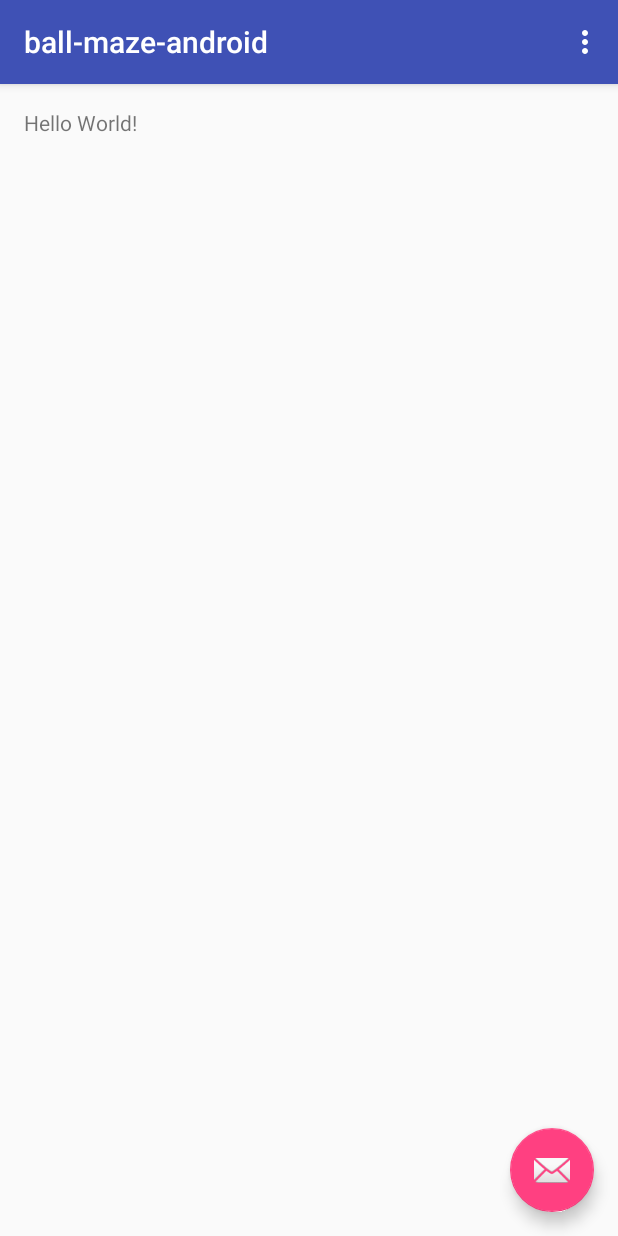
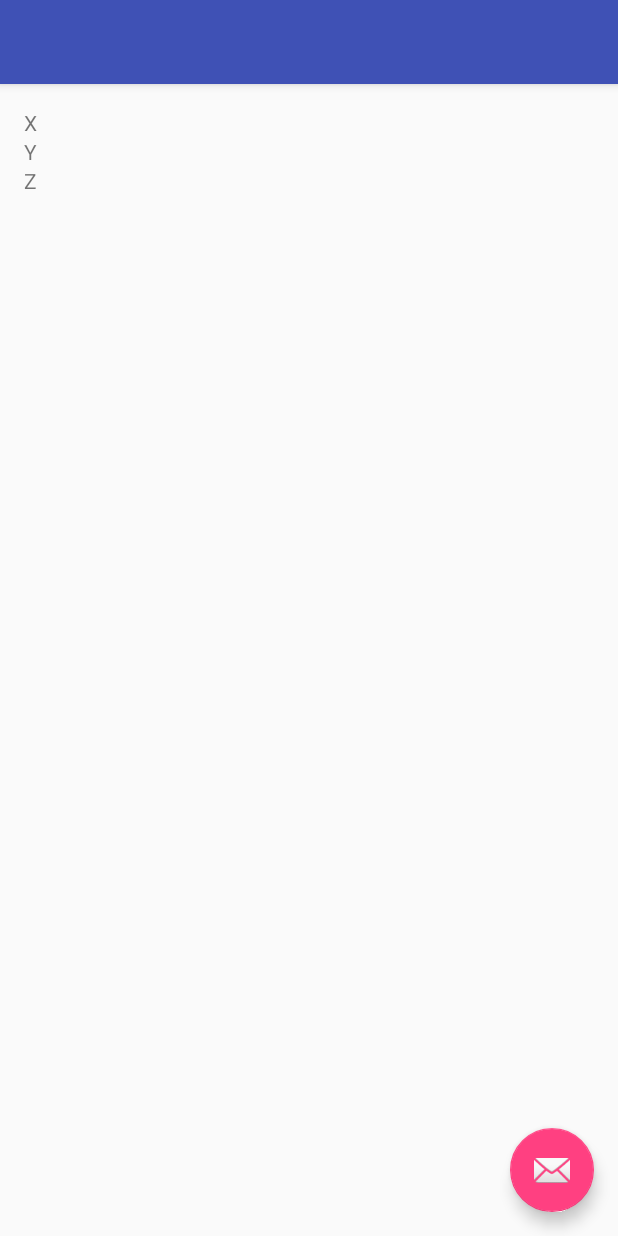
Before and after one commit to MatheusPinheiro23/ball-maze-android, an Android app: the screen it shows after launch (MainActivity), on a phone screen of 412 x 824 dp. Run offline under Robolectric (Android 15) with nearby library versions, the phone set to English and light mode, and no system bars.

Commit message:
Commit projeto inicial2

```diff
--- a/app/src/main/java/br/edu/ifsp/sbv/ball_maze_android/MainActivity.java
+++ b/app/src/main/java/br/edu/ifsp/sbv/ball_maze_android/MainActivity.java
@@ -1,5 +1,11 @@
 package br.edu.ifsp.sbv.ball_maze_android;
 
+import android.content.Context;
+import android.hardware.Sensor;
+import android.hardware.SensorEvent;
+import android.hardware.SensorEventListener;
+import android.hardware.SensorManager;
+import android.net.Uri;
 import android.os.Bundle;
 import android.support.design.widget.FloatingActionButton;
 import android.support.design.widget.Snackbar;
@@ -8,25 +14,80 @@ import android.support.v7.widget.Toolbar;
 import android.view.View;
 import android.view.Menu;
 import android.view.MenuItem;
+import android.widget.TextView;
 
-public class MainActivity extends AppCompatActivity {
+import java.util.List;
+
+public class MainActivity extends AppCompatActivity implements SensorEventListener {
+
+    private SensorManager mSensorManager;
+    private Sensor mSensor;
+
+    private float gravity[] = new float[3];
+    private float linear_acceleration[] = new float[3];
+
+    private TextView x;
+    private TextView y;
+    private TextView z;
 
     @Override
     protected void onCreate(Bundle savedInstanceState) {
         super.onCreate(savedInstanceState);
         setContentView(R.layout.activity_main);
-        Toolbar toolbar = (Toolbar) findViewById(R.id.toolbar);
-        setSupportActionBar(toolbar);
+        //Toolbar toolbar = (Toolbar) findViewById(R.id.toolbar);
+        //setSupportActionBar(toolbar);
 
-        FloatingActionButton fab = (FloatingActionButton) findViewById(R.id.fab);
+        /*FloatingActionButton fab = (FloatingActionButton) findViewById(R.id.fab);
         fab.setOnClickListener(new View.OnClickListener() {
             @Override
             public void onClick(View view) {
                 Snackbar.make(view, "Replace with your own action", Snackbar.LENGTH_LONG)
                         .setAction("Action", null).show();
             }
-        });
+        });*/
+
+        mSensorManager = (SensorManager) getSystemService(Context.SENSOR_SERVICE);
+        if (mSensorManager.getDefaultSensor(Sensor.TYPE_ACCELEROMETER) != null) {
+            // Tem acelerometro
+            mSensor = mSensorManager.getDefaultSensor(Sensor.TYPE_ACCELEROMETER);
+
+        } else {
+            // Nao tem acelerometro
+        }
+
+        x = (TextView) findViewById(R.id.textViewX);
+        y = (TextView) findViewById(R.id.textViewY);
+        z = (TextView) findViewById(R.id.textViewZ);
     }
+
+    @Override
+    public final void onAccuracyChanged(Sensor sensor, int accuracy) {
+        // Do something here if sensor accuracy changes.
+    }
+
+    @Override
+    public final void onSensorChanged(SensorEvent event) {
+        // In this example, alpha is calculated as t / (t + dT),
+        // where t is the low-pass filter's time-constant and
+        // dT is the event delivery rate.
+
+        final float alpha = 0.8f;
+
+        // Isolate the force of gravity with the low-pass filter.
+        gravity[0] = alpha * gravity[0] + (1 - alpha) * event.values[0];
+        gravity[1] = alpha * gravity[1] + (1 - alpha) * event.values[1];
+        gravity[2] = alpha * gravity[2] + (1 - alpha) * event.values[2];
+
+        // Remove the gravity contribution with the high-pass filter.
+        linear_acceleration[0] = event.values[0] - gravity[0];
+        linear_acceleration[1] = event.values[1] - gravity[1];
+        linear_acceleration[2] = event.values[2] - gravity[2];
+
+        x.setText(String.valueOf(linear_acceleration[0]));
+        y.setText(String.valueOf(linear_acceleration[1]));
+        z.setText(String.valueOf(linear_acceleration[2]));
+    }
+
 
     @Override
     public boolean onCreateOptionsMenu(Menu menu) {
@@ -49,4 +110,27 @@ public class MainActivity extends AppCompatActivity {
 
         return super.onOptionsItemSelected(item);
     }
+
+    @Override
+    public void onStart() {
+        super.onStart();
+    }
+
+    @Override
+    public void onStop() {
+        super.onStop();
+    }
+
+    @Override
+    protected void onResume() {
+        super.onResume();
+        mSensorManager.registerListener(this, mSensor, SensorManager.SENSOR_DELAY_NORMAL);
+    }
+
+    @Override
+    protected void onPause() {
+        super.onPause();
+        mSensorManager.unregisterListener(this);
+
+    }
 }
--- a/app/src/main/res/layout/content_main.xml
+++ b/app/src/main/res/layout/content_main.xml
@@ -15,5 +15,24 @@
     <TextView
         android:layout_width="wrap_content"
         android:layout_height="wrap_content"
-        android:text="Hello World!" />
+        android:text="X"
+        android:id="@+id/textViewX" />
+
+    <TextView
+        android:layout_width="wrap_content"
+        android:layout_height="wrap_content"
+        android:text="Y"
+        android:id="@+id/textViewY"
+        android:layout_below="@+id/textViewX"
+        android:layout_alignParentLeft="true"
+        android:layout_alignParentStart="true" />
+
+    <TextView
+        android:layout_width="wrap_content"
+        android:layout_height="wrap_content"
+        android:text="Z"
+        android:id="@+id/textViewZ"
+        android:layout_below="@+id/textViewY"
+        android:layout_alignParentLeft="true"
+        android:layout_alignParentStart="true" />
 </RelativeLayout>
```
